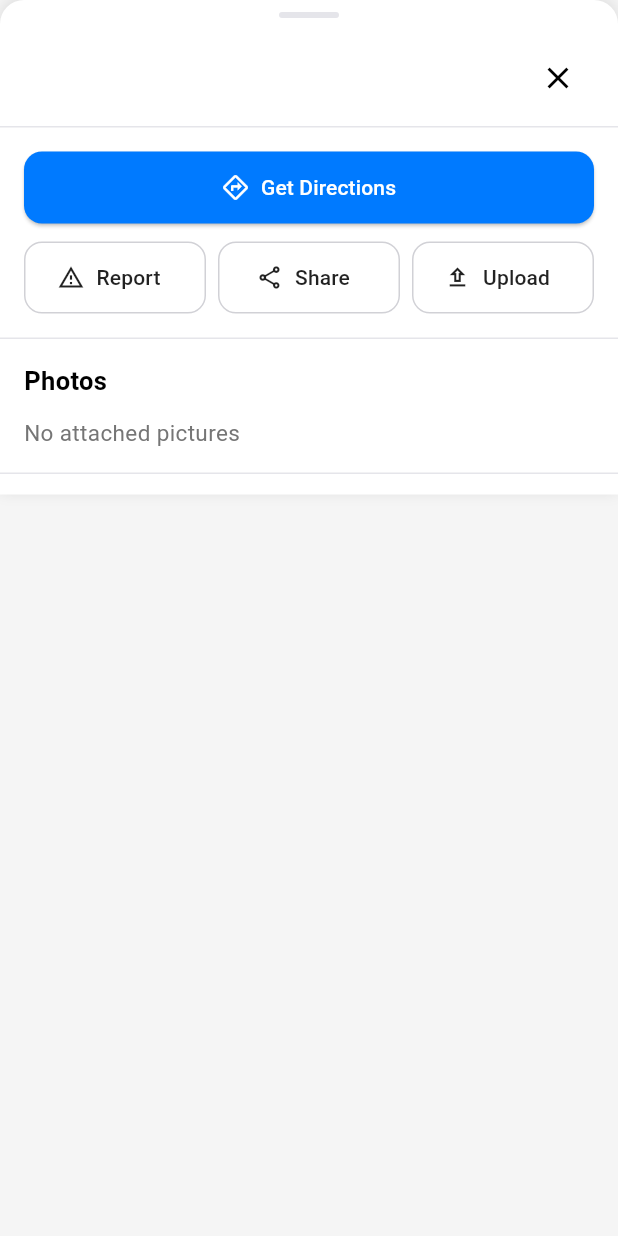
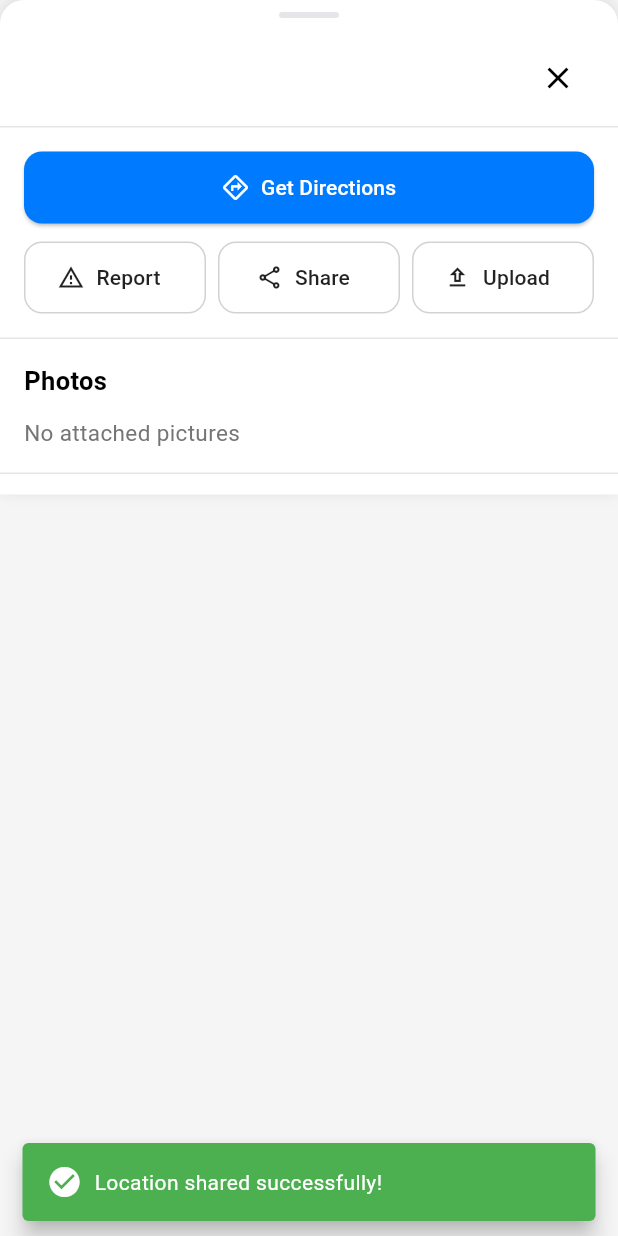
Before and after one commit to CherianK/mobility_mate, a Flutter app: the LocationBottomSheet widget shown alone on an empty page, opened directly with empty values, after a tap on "Share", on a phone screen of 412 x 824 dp. Run offline on Flutter 3.47's test engine with Material 3 defaults, Android fonts, the phone set to English and light mode, and no system bars; our stand-ins replace cached_network_image, geolocator, google_fonts, image_picker, share_plus, shared_preferences; missing offline and left inert: mapbox_maps_flutter; accounts and stored records are empty; network calls fail; statements that could not run were skipped.

Commit message:
added th share functionality matching ACs

```diff
--- /dev/null
+++ b/lib/utils/share_helper.dart
@@ -0,0 +1,69 @@
+import 'package:share_plus/share_plus.dart';
+import 'package:flutter/material.dart';
+
+class ShareHelper {
+  static Future<void> shareLocationWithDetails({
+    required double latitude,
+    required double longitude,
+    required BuildContext context,
+    String? name,
+    String? description,
+    List<String>? features,
+  }) async {
+    try {
+      final String locationUrl = "https://maps.google.com/?q=$latitude,$longitude";
+      String shareText = name != null
+          ? "Check out $name: $locationUrl"
+          : "Check this location: $locationUrl";
+
+      if (description != null && description.isNotEmpty) {
+        shareText += "\n\n$description";
+      }
+
+    if (features != null && features.isNotEmpty) {
+      shareText += "\n\nDetails:\n• ${features.join('\n• ')}";
+    }
+
+      // ✅ Add your branding
+      shareText += "\n\nSent via Mobility Mate 🧭";
+
+      await Share.share(shareText);
+
+      // Show success message
+      if (context.mounted) {
+        ScaffoldMessenger.of(context).showSnackBar(
+          const SnackBar(
+            content: Row(
+              children: [
+                Icon(Icons.check_circle, color: Colors.white),
+                SizedBox(width: 8),
+                Text('Location shared successfully!'),
+              ],
+            ),
+            backgroundColor: Colors.green,
+            duration: Duration(seconds: 2),
+            behavior: SnackBarBehavior.floating,
+          ),
+        );
+      }
+    } catch (e) {
+      if (context.mounted) {
+        ScaffoldMessenger.of(context).showSnackBar(
+          SnackBar(
+            content: Row(
+              children: [
+                Icon(Icons.error_outline, color: Colors.white),
+                SizedBox(width: 8),
+                Text('Failed to share location: ${e.toString()}'),
+              ],
+            ),
+            backgroundColor: Colors.red,
+            duration: Duration(seconds: 3),
+            behavior: SnackBarBehavior.floating,
+          ),
+        );
+      }
+      rethrow; // Re-throw the error for the calling code to handle if needed
+    }
+  }
+}
--- a/lib/widgets/location_bottom_sheet.dart
+++ b/lib/widgets/location_bottom_sheet.dart
@@ -5,6 +5,7 @@ import '../utils/tag_formatter.dart';
 import '../screens/report_issue_screen.dart';
 import '../screens/upload_page.dart';
 import '../utils/location_helper.dart';
+import '../utils/share_helper.dart';
 import 'package:cached_network_image/cached_network_image.dart';
 
 class LocationBottomSheet extends StatelessWidget {
@@ -309,7 +310,24 @@ class LocationBottomSheet extends StatelessWidget {
                   Expanded(
                     child: OutlinedButton.icon(
                       onPressed: () {
-                        Share.share("Check this location: https://maps.google.com/?q=$destLat,$destLon");
+
+                        final lat = double.tryParse(destLat);
+                        final lon = double.tryParse(destLon);
+                        final List<String> featureDescriptions = orderedTags
+                          .map((entry) => formatTag(entry.key, entry.value))
+                          .where((value) => value.trim().isNotEmpty)
+                          .toList();
+
+
+                        if (lat != null && lon != null) {
+                          ShareHelper.shareLocationWithDetails(
+                            latitude: lat,
+                            longitude: lon,
+                            name: title,
+                            features: featureDescriptions,
+                            context: context,
+                          );
+                        }
                       },
                       icon: const Icon(Icons.share_outlined),
                       label: const Text('Share'),
```
Also changed, not shown: 1 other file.
